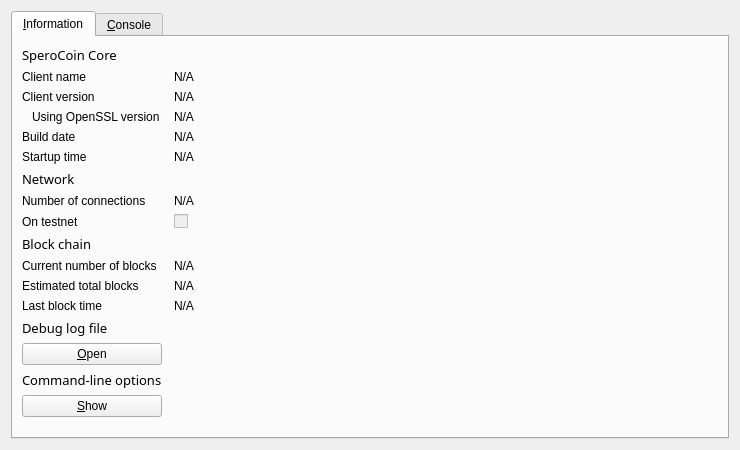
Qt form src/qt/forms/rpcconsole.ui (LightBurdenOfficial/SperoCoin) before a commit.
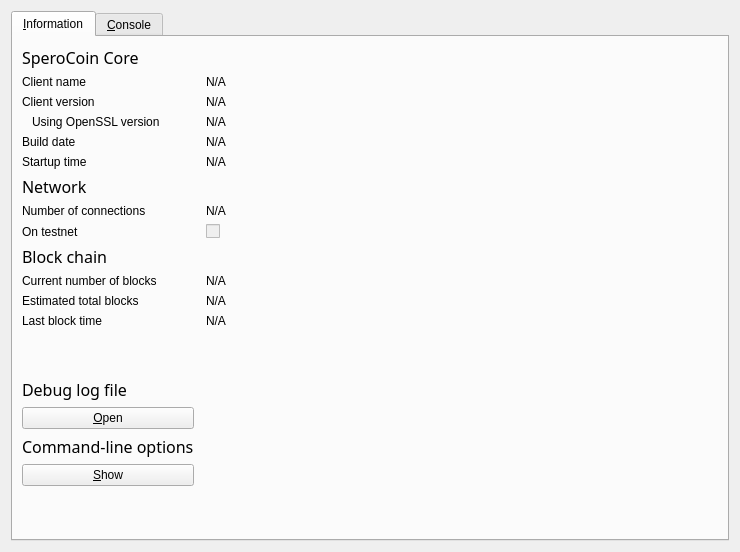
The same form after that commit. The open tabs and pages were chosen to show the change. Icons and pictures are not drawn.

What changed in the file:
```diff
--- a/src/qt/forms/rpcconsole.ui
+++ b/src/qt/forms/rpcconsole.ui
@@ -7,7 +7,7 @@
     <x>0</x>
     <y>0</y>
     <width>740</width>
-    <height>450</height>
+    <height>552</height>
    </rect>
   </property>
   <property name="windowTitle">
@@ -19,6 +19,9 @@
   <layout class="QVBoxLayout" name="verticalLayout_2">
    <item>
     <widget class="QTabWidget" name="tabWidget">
+     <property name="styleSheet">
+      <string notr="true">font: 75 12pt &quot;Century Gothic&quot;;</string>
+     </property>
      <property name="currentIndex">
       <number>0</number>
      </property>
@@ -34,9 +37,9 @@
         <widget class="QLabel" name="label_9">
          <property name="font">
           <font>
-           <family>Copperplate Gothic Light</family>
-           <pointsize>10</pointsize>
-           <weight>50</weight>
+           <family>Century Gothic</family>
+           <pointsize>12</pointsize>
+           <weight>9</weight>
            <italic>false</italic>
            <bold>false</bold>
           </font>
@@ -168,9 +171,9 @@
         <widget class="QLabel" name="label_11">
          <property name="font">
           <font>
-           <family>Copperplate Gothic Light</family>
-           <pointsize>10</pointsize>
-           <weight>50</weight>
+           <family>Century Gothic</family>
+           <pointsize>12</pointsize>
+           <weight>9</weight>
            <italic>false</italic>
            <bold>false</bold>
           </font>
@@ -224,9 +227,9 @@
         <widget class="QLabel" name="label_10">
          <property name="font">
           <font>
-           <family>Copperplate Gothic Light</family>
-           <pointsize>10</pointsize>
-           <weight>50</weight>
+           <family>Century Gothic</family>
+           <pointsize>12</pointsize>
+           <weight>9</weight>
            <italic>false</italic>
            <bold>false</bold>
           </font>
@@ -322,9 +325,9 @@
         <widget class="QLabel" name="labelDebugLogfile">
          <property name="font">
           <font>
-           <family>Copperplate Gothic Light</family>
-           <pointsize>10</pointsize>
-           <weight>50</weight>
+           <family>Century Gothic</family>
+           <pointsize>12</pointsize>
+           <weight>9</weight>
            <italic>false</italic>
            <bold>false</bold>
           </font>
@@ -339,6 +342,9 @@
          <property name="toolTip">
           <string>Open the SperoCoin debug log file from the current data directory. This can take a few seconds for large log files.</string>
          </property>
+         <property name="styleSheet">
+          <string notr="true">font: 75 9pt &quot;Segoe Print&quot;;</string>
+         </property>
          <property name="text">
           <string>&amp;Open</string>
          </property>
@@ -351,9 +357,9 @@
         <widget class="QLabel" name="labelCLOptions">
          <property name="font">
           <font>
-           <family>Copperplate Gothic Light</family>
-           <pointsize>10</pointsize>
-           <weight>50</weight>
+           <family>Century Gothic</family>
+           <pointsize>12</pointsize>
+           <weight>9</weight>
            <italic>false</italic>
            <bold>false</bold>
           </font>
@@ -368,6 +374,9 @@
          <property name="toolTip">
           <string>Show the SperoCoin-Qt help message to get a list with possible SperoCoin command-line options.</string>
          </property>
+         <property name="styleSheet">
+          <string notr="true">font: 75 9pt &quot;Segoe Print&quot;;</string>
+         </property>
          <property name="text">
           <string>&amp;Show</string>
          </property>
```
Left out of the diff: 13 changed lines with no effect on the pictures.
